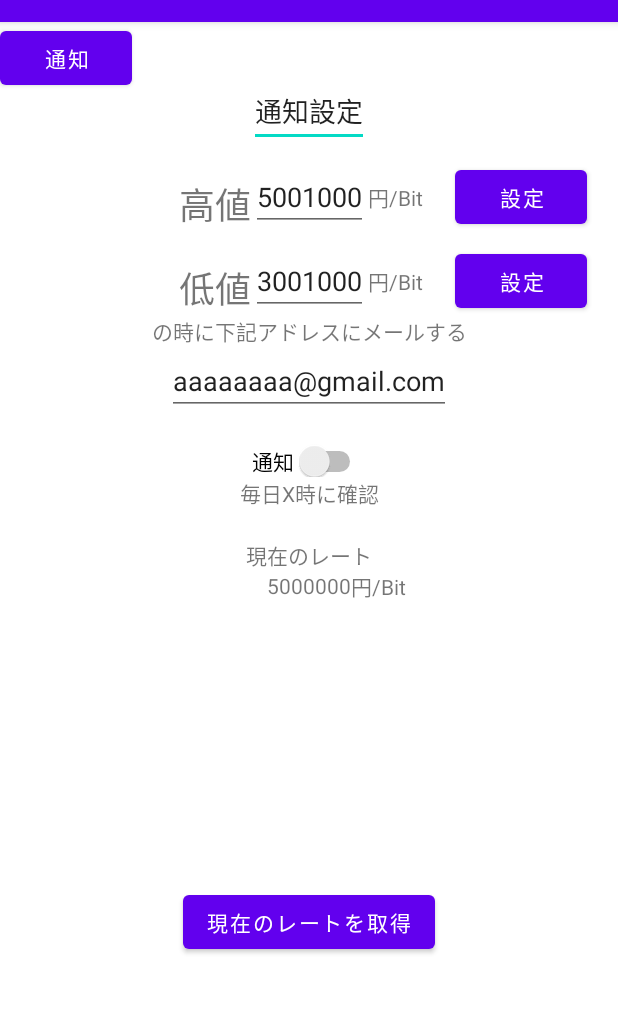
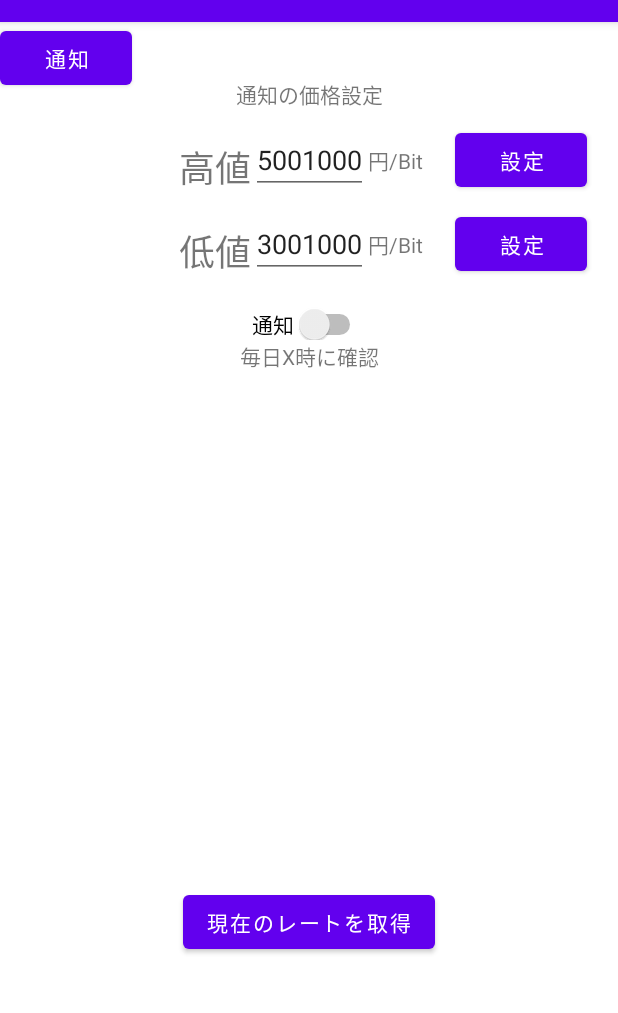
Before and after one commit to kobearen/CyptoNotice, an Android app: the screen it shows after launch (MainActivity), after a tap on "設定", on a phone screen of 412 x 824 dp, the part 62-1075 px from its top. Run offline under Robolectric (Android 15) with nearby library versions, the phone set to English and light mode, and no system bars.

Commit message:
価格設定画面を作成途中

```diff
--- a/app/build.gradle
+++ b/app/build.gradle
@@ -43,6 +43,7 @@ dependencies {
     implementation 'androidx.lifecycle:lifecycle-livedata-ktx:2.2.0'
     implementation 'androidx.lifecycle:lifecycle-viewmodel-ktx:2.2.0'
     implementation 'com.squareup.okhttp3:okhttp:3.10.0'
+    implementation 'androidx.legacy:legacy-support-v4:1.0.0'
     testImplementation 'junit:junit:4.+'
     androidTestImplementation 'androidx.test.ext:junit:1.1.1'
     androidTestImplementation 'androidx.test.espresso:espresso-core:3.2.0'
--- a/app/src/main/java/com/example/cyptonotice/MainActivity.kt
+++ b/app/src/main/java/com/example/cyptonotice/MainActivity.kt
@@ -12,6 +12,8 @@ import kotlinx.android.synthetic.main.main_activity.*
 import android.os.Bundle
 import android.os.Handler
 import androidx.core.os.postDelayed
+import com.example.cyptonotice.ui.main.SetPriceFragment
+import kotlinx.android.synthetic.main.main_fragment.*
 
 class MainActivity : AppCompatActivity() {
     private val handler = Handler()
@@ -24,7 +26,7 @@ class MainActivity : AppCompatActivity() {
     override fun onCreate(savedInstanceState: Bundle?) {
         super.onCreate(savedInstanceState)
         setContentView(R.layout.main_activity)
-        if (savedInstanceState == null) {
+        if (savedInstanceState == null) {0
             supportFragmentManager.beginTransaction()
                     .replace(R.id.container, MainFragment.newInstance())
                     .commitNow()
--- a/app/src/main/java/com/example/cyptonotice/ui/main/MainFragment.kt
+++ b/app/src/main/java/com/example/cyptonotice/ui/main/MainFragment.kt
@@ -10,6 +10,7 @@ import androidx.fragment.app.Fragment
 import androidx.lifecycle.ViewModelProvider
 import com.example.cyptonotice.MainActivity
 import com.example.cyptonotice.R
+import com.example.cyptonotice.ui.main.MainFragment.Companion.newInstance
 import kotlinx.android.synthetic.main.main_fragment.*
 import okhttp3.Call
 import okhttp3.Callback
@@ -78,6 +79,19 @@ class MainFragment : Fragment() {
         // SharedPrefeに既に入っている高値段を削除する
         // SharedPrefeに高値段を登録する
         // 通知の有無のif文の条件判定に値を入れる(SharedPrefeで良いかな？)
+        //値の設定画面へ
+        val fragmentManager = fragmentManager
+
+        if (fragmentManager != null) {
+            val fragmentTransaction = fragmentManager.beginTransaction()
+            // BackStackを設定
+            fragmentTransaction.addToBackStack(null)
+            fragmentTransaction.replace(R.id.container, SetPriceFragment())
+            fragmentTransaction.commit()
+        }
+
+
+
     }
 
     fun onbtnLowClick() {
--- /dev/null
+++ b/app/src/main/java/com/example/cyptonotice/ui/main/SetPriceFragment.kt
@@ -0,0 +1,23 @@
+package com.example.cyptonotice.ui.main
+
+import android.os.Bundle
+import androidx.fragment.app.Fragment
+import android.view.LayoutInflater
+import android.view.View
+import android.view.ViewGroup
+import com.example.cyptonotice.R
+class SetPriceFragment : Fragment() {
+
+    override fun onCreate(savedInstanceState: Bundle?) {
+        super.onCreate(savedInstanceState)
+        arguments?.let {
+        }
+    }
+
+    override fun onCreateView(
+        inflater: LayoutInflater, container: ViewGroup?,
+        savedInstanceState: Bundle?
+    ): View? {
+        return inflater.inflate(R.layout.fragment_set_price, container, false)
+    }
+}
--- /dev/null
+++ b/app/src/main/res/layout/fragment_set_price.xml
@@ -0,0 +1,131 @@
+<?xml version="1.0" encoding="utf-8"?>
+<androidx.constraintlayout.widget.ConstraintLayout xmlns:android="http://schemas.android.com/apk/res/android"
+    xmlns:app="http://schemas.android.com/apk/res-auto"
+    xmlns:tools="http://schemas.android.com/tools"
+    android:id="@+id/main"
+    android:layout_width="match_parent"
+    android:layout_height="match_parent"
+    tools:context=".ui.main.SetPriceFragment">
+
+    <TextView
+        android:id="@+id/titlePriceSettings"
+        android:layout_width="wrap_content"
+        android:layout_height="wrap_content"
+        android:text="@string/title_price_settings"
+        app:layout_constraintBottom_toBottomOf="parent"
+        app:layout_constraintEnd_toEndOf="parent"
+        app:layout_constraintStart_toStartOf="parent"
+        app:layout_constraintTop_toTopOf="parent"
+        app:layout_constraintVertical_bias="0.05" />
+
+    <TextView
+        android:id="@+id/textHighPrice"
+        android:layout_width="wrap_content"
+        android:layout_height="wrap_content"
+        android:paddingTop="20dp"
+        android:text="@string/edit_high_price"
+        android:textSize="24dp"
+        app:layout_constraintBottom_toBottomOf="@+id/editHighPrice"
+        app:layout_constraintEnd_toStartOf="@+id/editHighPrice"
+        app:layout_constraintHorizontal_bias="0.1"
+        app:layout_constraintTop_toBottomOf="@+id/titlePriceSettings" />
+
+    <EditText
+        android:id="@+id/editHighPrice"
+        android:layout_width="wrap_content"
+        android:layout_height="wrap_content"
+        android:text="@string/text_high_price"
+        app:layout_constraintBottom_toBottomOf="@+id/textHighPrice"
+        app:layout_constraintEnd_toEndOf="parent"
+        app:layout_constraintStart_toStartOf="parent" />
+
+    <TextView
+        android:id="@+id/textYenBit"
+        android:layout_width="wrap_content"
+        android:layout_height="wrap_content"
+        android:text="@string/text_yen_bit"
+        app:layout_constraintBottom_toBottomOf="@+id/editHighPrice"
+        app:layout_constraintStart_toEndOf="@+id/editHighPrice"
+        app:layout_constraintTop_toTopOf="@+id/editHighPrice" />
+
+    <Button
+        android:id="@+id/btnSetHigh"
+        android:layout_width="wrap_content"
+        android:layout_height="wrap_content"
+        android:text="設定"
+        app:layout_constraintBottom_toBottomOf="@+id/textYenBit"
+        app:layout_constraintEnd_toEndOf="parent"
+        app:layout_constraintStart_toEndOf="@+id/textYenBit"
+        app:layout_constraintTop_toTopOf="@+id/textYenBit" />
+
+    <TextView
+        android:id="@+id/textLowPrice"
+        android:layout_width="wrap_content"
+        android:layout_height="wrap_content"
+        android:paddingTop="20dp"
+        android:text="@string/edit_low_price"
+        android:textSize="24dp"
+        app:layout_constraintEnd_toEndOf="@+id/textHighPrice"
+        app:layout_constraintHorizontal_bias="0.1"
+        app:layout_constraintStart_toStartOf="@+id/textHighPrice"
+        app:layout_constraintTop_toBottomOf="@+id/editHighPrice" />
+
+    <EditText
+        android:id="@+id/editLowPrice"
+        android:layout_width="wrap_content"
+        android:layout_height="wrap_content"
+        android:text="@string/text_low_price"
+        app:layout_constraintBottom_toBottomOf="@+id/textLowPrice"
+        app:layout_constraintStart_toEndOf="@+id/textLowPrice" />
+
+    <TextView
+        android:id="@+id/textLowYenBit"
+        android:layout_width="wrap_content"
+        android:layout_height="wrap_content"
+        android:text="@string/text_yen_bit"
+        app:layout_constraintBottom_toBottomOf="@+id/editLowPrice"
+        app:layout_constraintStart_toEndOf="@+id/editLowPrice"
+        app:layout_constraintTop_toTopOf="@+id/editLowPrice" />
+
+    <Button
+        android:id="@+id/btnSetLow"
+        android:layout_width="wrap_content"
+        android:layout_height="wrap_content"
+        android:text="設定"
+        app:layout_constraintBottom_toBottomOf="@+id/textLowYenBit"
+        app:layout_constraintEnd_toEndOf="parent"
+        app:layout_constraintStart_toEndOf="@+id/textLowYenBit"
+        app:layout_constraintTop_toTopOf="@+id/textLowYenBit" />
+
+    <Switch
+        android:id="@+id/switchNotification"
+        android:layout_width="wrap_content"
+        android:layout_height="wrap_content"
+        android:paddingTop="20dp"
+        android:text="@string/text_noti"
+        app:layout_constraintEnd_toEndOf="parent"
+        app:layout_constraintStart_toStartOf="parent"
+        app:layout_constraintTop_toBottomOf="@+id/editLowPrice" />
+
+    <TextView
+        android:id="@+id/textPriceConfirmation"
+        android:layout_width="wrap_content"
+        android:layout_height="wrap_content"
+        android:text="@string/text_price_confirmation"
+        app:layout_constraintEnd_toEndOf="parent"
+        app:layout_constraintStart_toStartOf="parent"
+        app:layout_constraintTop_toBottomOf="@+id/switchNotification" />
+
+
+    <Button
+        android:id="@+id/btnGetCurrentBit"
+        android:layout_width="wrap_content"
+        android:layout_height="wrap_content"
+        android:text="現在のレートを取得"
+        app:layout_constraintBottom_toBottomOf="parent"
+        app:layout_constraintEnd_toEndOf="parent"
+        app:layout_constraintStart_toStartOf="parent"
+        app:layout_constraintTop_toTopOf="parent"
+        app:layout_constraintVertical_bias="0.8" />
+
+</androidx.constraintlayout.widget.ConstraintLayout>
--- a/app/src/main/res/values/strings.xml
+++ b/app/src/main/res/values/strings.xml
@@ -1,6 +1,7 @@
 <resources>
     <string name="app_name">CyptoNotice</string>
     <string name="title_notification_settings">通知設定</string>
+    <string name="title_price_settings">通知の価格設定</string>
     <string name="edit_high_price">高値</string>
     <string name="text_high_price">5001000</string>
     <string name="edit_low_price">低値</string>
@@ -12,6 +13,8 @@
     <string name="text_price_confirmation">毎日X時に確認</string>
     <string name="text_current_rate">現在のレート</string>
     <string name="text_current_bit">5001000</string>
+    <!-- TODO: Remove or change this placeholder text -->
+    <string name="hello_blank_fragment">Hello blank fragment</string>
 
 
 </resources>
```
